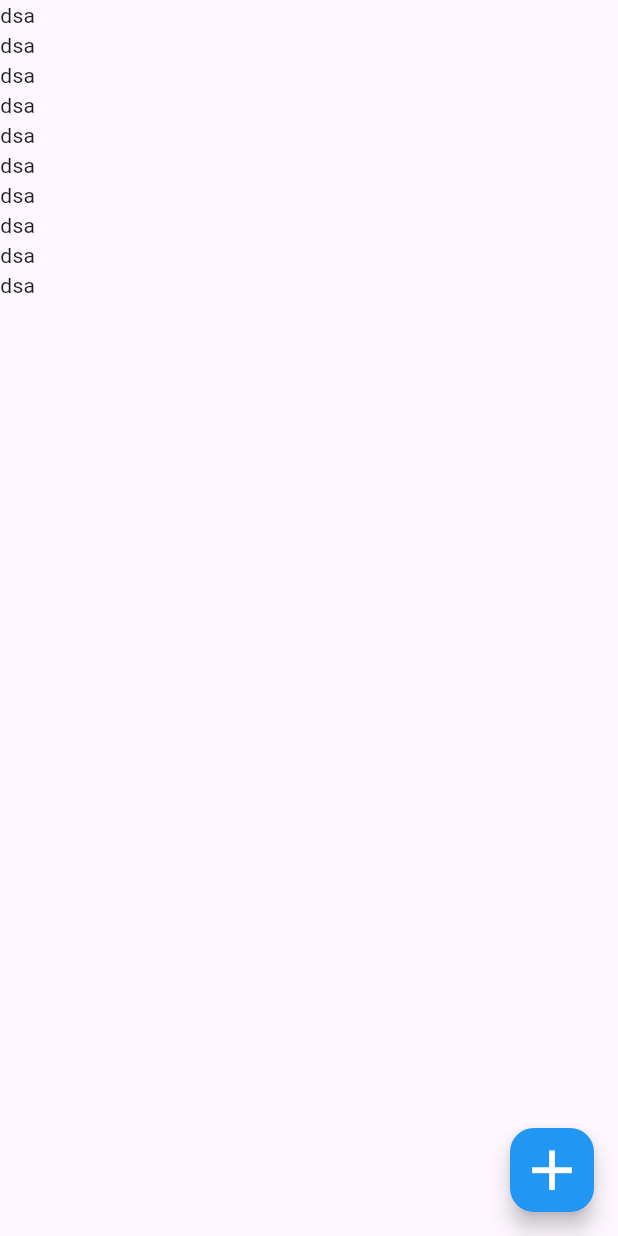
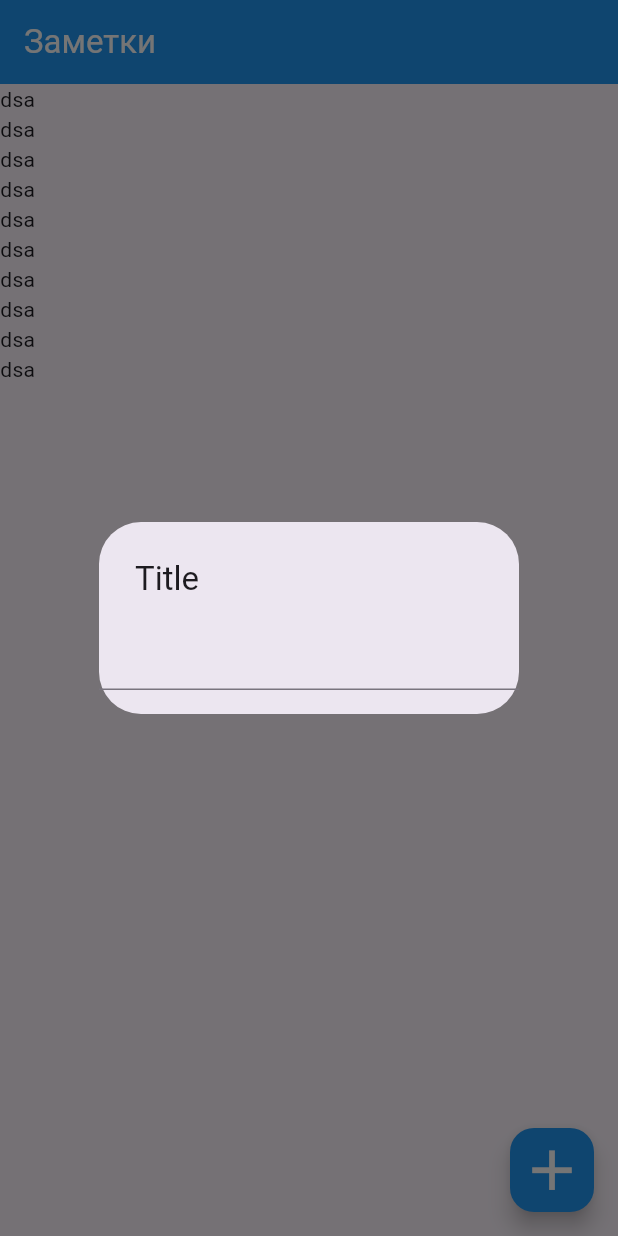
Before and after one commit to DenUP/supabase_studying, a Flutter app: the screen it shows after launch, after a tap on the "add" icon, on a phone screen of 412 x 824 dp. Run offline on Flutter 3.47's test engine with Material 3 defaults, Android fonts, the phone set to English and light mode, and no system bars; our stand-ins replace supabase_flutter; accounts and stored records are empty.

Commit message:
add: TextFormField in TABLE supabase

```diff
--- a/lib/UI/widgets/notes_main.dart
+++ b/lib/UI/widgets/notes_main.dart
@@ -1,4 +1,6 @@
 import 'package:flutter/material.dart';
+import 'package:supabase_flutter/supabase_flutter.dart';
+import 'package:supabase_studying/main.dart';
 
 class NotesMain extends StatefulWidget {
   const NotesMain({super.key});
@@ -11,9 +13,34 @@ class _NotesMainState extends State<NotesMain> {
   @override
   Widget build(BuildContext context) {
     return Scaffold(
+      appBar: AppBar(
+        backgroundColor: Colors.blue,
+        title: const Text(
+          'Заметки',
+          style: TextStyle(color: Colors.white),
+        ),
+      ),
       floatingActionButton: FloatingActionButton(
         backgroundColor: Colors.blue,
-        onPressed: () {},
+        onPressed: () {
+          showDialog(
+            context: context,
+            builder: (context) {
+              return SimpleDialog(
+                title: const Text('Title'),
+                insetPadding:
+                    const EdgeInsets.symmetric(horizontal: 20, vertical: 20),
+                children: [
+                  TextFormField(
+                    onFieldSubmitted: (value) async {
+                      return supabase.from('notes').insert({'body': value});
+                    },
+                  )
+                ],
+              );
+            },
+          );
+        },
         child: const Icon(
           Icons.add,
           size: 45,
--- a/lib/main.dart
+++ b/lib/main.dart
@@ -3,6 +3,7 @@ import 'package:supabase_flutter/supabase_flutter.dart';
 import 'package:supabase_studying/app.dart';
 
 Future<void> main() async {
+  // WidgetsFlutterBinding.ensureInitialized();
   await Supabase.initialize(
     url: 'https://zdeimpmekezpkypnpssb.supabase.co',
     anonKey:
```
